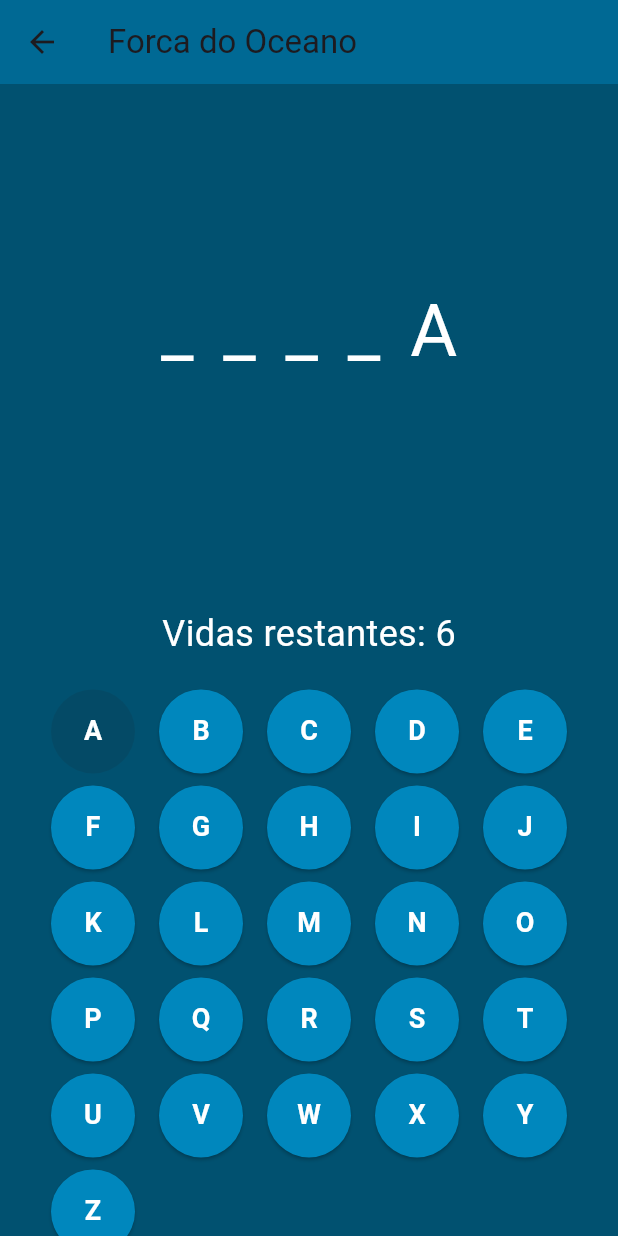
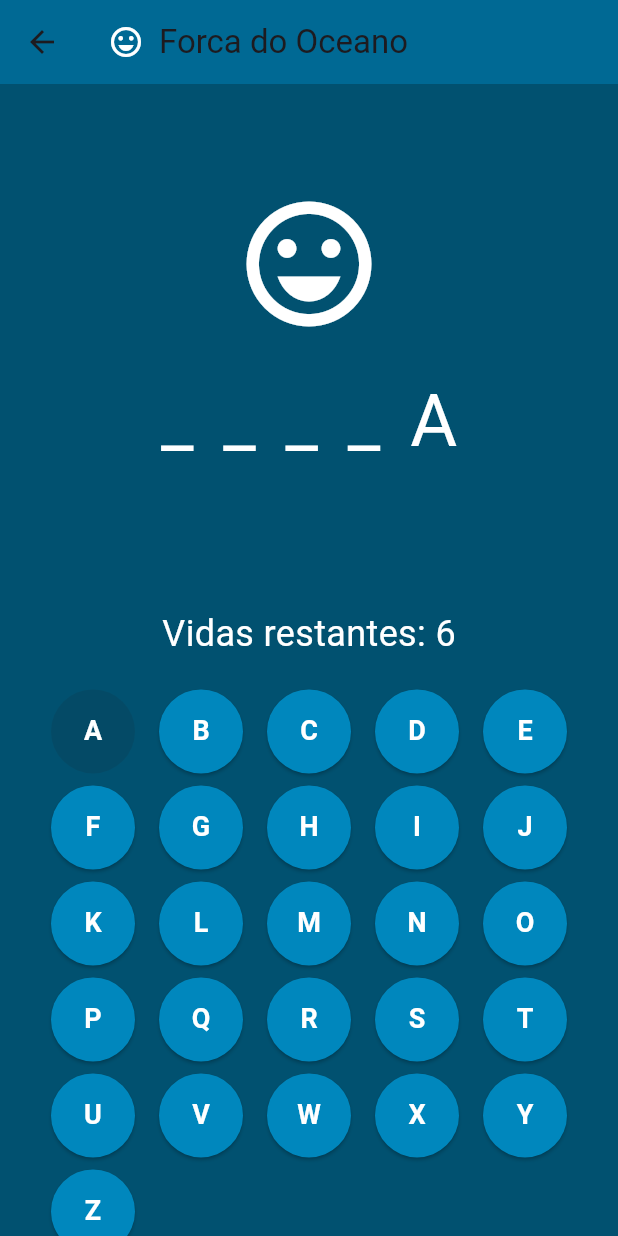
Before and after one commit to WillMidia/forca-flutter, a Flutter app: the GameScreen screen opened directly, after a tap on an icon or button, on a phone screen of 412 x 824 dp. Run offline on Flutter 3.47's test engine with Material 3 defaults, Android fonts, the phone set to English and light mode, and no system bars.

Commit message:
Icones, tela inicial e congratulação

```diff
--- a/lib/game_screen.dart
+++ b/lib/game_screen.dart
@@ -21,10 +21,40 @@ class _GameScreenState extends State<GameScreen> {
     startNewGame();
   }
 
+  String normalizeWord(String word) {
+    return word
+        .replaceAll('ã', 'a')
+        .replaceAll('á', 'a')
+        .replaceAll('â', 'a')
+        .replaceAll('é', 'e')
+        .replaceAll('ê', 'e')
+        .replaceAll('í', 'i')
+        .replaceAll('õ', 'o')
+        .replaceAll('ó', 'o')
+        .replaceAll('ô', 'o')
+        .replaceAll('ú', 'u')
+        .replaceAll('ç', 'c');
+  }
+
+  String normalizeLetter(String letter) {
+    return letter
+        .replaceAll('ã', 'a')
+        .replaceAll('á', 'a')
+        .replaceAll('â', 'a')
+        .replaceAll('é', 'e')
+        .replaceAll('ê', 'e')
+        .replaceAll('í', 'i')
+        .replaceAll('õ', 'o')
+        .replaceAll('ó', 'o')
+        .replaceAll('ô', 'o')
+        .replaceAll('ú', 'u')
+        .replaceAll('ç', 'c');
+  }
+
   void startNewGame() {
     final randomIndex = (wordList.keys.toList()..shuffle()).first;
     setState(() {
-      word = randomIndex.toUpperCase();
+      word = normalizeWord(randomIndex.toUpperCase());
       description = wordList[randomIndex]!;
       displayWord = '_' * word.length;
       lives = 6;
@@ -36,10 +66,13 @@ class _GameScreenState extends State<GameScreen> {
   void guessLetter(String letter) {
     setState(() {
       letter = letter.toUpperCase();
-      if (word.contains(letter)) {
+      String normalizedLetter = normalizeLetter(letter);
+      String normalizedWord = normalizeWord(word);
+
+      if (normalizedWord.contains(normalizedLetter)) {
         for (int i = 0; i < word.length; i++) {
-          if (word[i] == letter) {
-            displayWord = displayWord.substring(0, i) + letter + displayWord.substring(i + 1);
+          if (normalizeLetter(word[i]) == normalizedLetter) {
+            displayWord = displayWord.substring(0, i) + word[i] + displayWord.substring(i + 1);
           }
         }
       } else {
@@ -54,6 +87,7 @@ class _GameScreenState extends State<GameScreen> {
           context,
           MaterialPageRoute(
             builder: (context) => CongratulationsScreen(
+              word: word, // Pass the correct word here
               description: description,
               onPlayAgain: () {
                 Navigator.pop(context); // Sair da tela de parabéns
@@ -85,6 +119,27 @@ class _GameScreenState extends State<GameScreen> {
     });
   }
 
+IconData getEmotionIcon() {
+  switch (lives) {
+    case 6:
+      return Icons.sentiment_very_satisfied;
+    case 5:
+      return Icons.sentiment_satisfied;
+    case 4:
+      return Icons.sentiment_neutral;
+    case 3:
+      return Icons.sentiment_dissatisfied;
+    case 2:
+      return Icons.sentiment_very_dissatisfied;
+    case 1:
+      return Icons.sentiment_very_dissatisfied_sharp; // Ícone de chorar
+    case 0:
+      return Icons.sentiment_very_dissatisfied_outlined; // Ícone de chorar
+    default:
+      return Icons.sentiment_very_dissatisfied;
+  }
+}
+
   @override
   Widget build(BuildContext context) {
     final mediaQuery = MediaQuery.of(context);
@@ -93,19 +148,36 @@ class _GameScreenState extends State<GameScreen> {
 
     return Scaffold(
       appBar: AppBar(
-    title: Text('Forca do Oceano'),
+        title: Row(
+          children: [
+            Icon(getEmotionIcon(), color: Colors.white),
+            SizedBox(width: 10),
+            Text('Forca do Oceano'),
+          ],
+        ),
         backgroundColor: Color(0xFF006994),
       ),
-  body: SingleChildScrollView(
-    child: Container(
+      body: Container(
         color: Color.fromARGB(255, 1, 81, 112),
+        width: double.infinity,
+        height: double.infinity,
+        child: SingleChildScrollView(
           child: Column(
             mainAxisAlignment: MainAxisAlignment.center,
             children: [
               Container(
                 height: screenHeight * 0.4,
-              child: Center(
-                child: Text(
+                alignment: Alignment.center,
+                child: Column(
+                  mainAxisAlignment: MainAxisAlignment.center,
+                  children: [
+                    Icon(
+                      getEmotionIcon(),
+                      size: 100,
+                      color: Colors.white,
+                    ),
+                    SizedBox(height: 20),
+                    Text(
                       displayWord.split('').join(' '),
                       style: TextStyle(
                         fontSize: 48,
@@ -113,6 +185,7 @@ class _GameScreenState extends State<GameScreen> {
                         letterSpacing: 4.0,
                       ),
                     ),
+                  ],
                 ),
               ),
               SizedBox(height: 20),
--- a/lib/word_list.dart
+++ b/lib/word_list.dart
@@ -1,12 +1,12 @@
 const Map<String, String> wordList = {
   'Oceano': 'Grande corpo contínuo de água salgada que cobre a maior parte da superfície terrestre.',
-  'Sustentável': 'Capaz de ser mantido ou conservado a longo prazo, sem esgotar os recursos naturais ou causar danos ambientais significativos.',
+  'Sustentavel': 'Capaz de ser mantido ou conservado a longo prazo, sem esgotar os recursos naturais ou causar danos ambientais significativos.',
   'Economia': 'Sistema de produção, distribuição e consumo de bens e serviços em uma determinada área ou país.',
   'Clima': 'Conjunto de condições atmosféricas de uma região ao longo do tempo, incluindo temperatura, precipitação e ventos.',
   'Biodiversidade': 'Variedade de formas de vida em um determinado habitat ou ecossistema, incluindo a diversidade de espécies, genes e ecossistemas.',
   'Pesca': 'Atividade de capturar peixes e outros organismos aquáticos para alimentação, comércio ou recreação.',
   'Turismo': 'Atividade de viajar para lazer, recreação ou negócios, geralmente envolvendo a visita a lugares de interesse.',
   'Energia': 'Capacidade de realizar trabalho ou causar mudanças, disponível em várias formas, incluindo elétrica, térmica e renovável.',
-  'Poluição': 'Contaminação do meio ambiente por substâncias nocivas ou resíduos, afetando negativamente os ecossistemas e a saúde humana.',
-  'Conservação': 'Proteção e gerenciamento dos recursos naturais para prevenir sua degradação, assegurar sua sustentabilidade e preservar a biodiversidade.',
+  'Poluicao': 'Contaminação do meio ambiente por substâncias nocivas ou resíduos, afetando negativamente os ecossistemas e a saúde humana.',
+  'Conservacao': 'Proteção e gerenciamento dos recursos naturais para prevenir sua degradação, assegurar sua sustentabilidade e preservar a biodiversidade.',
 };
```
Also changed, not shown: lib/congratulation_screen.dart (+47 -4 lines). Lines whose indentation alone changed are shown as unchanged.
